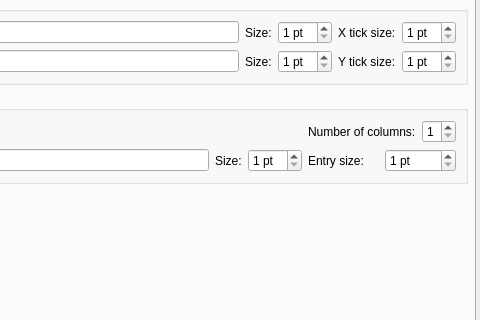
Qt form coquery/gui/ui/visualizationDesigner.ui (gkunter/coquery) before a commit; both pictures show x 320 to 800 and y 146 to 466 of the 800 by 600 pixel window.
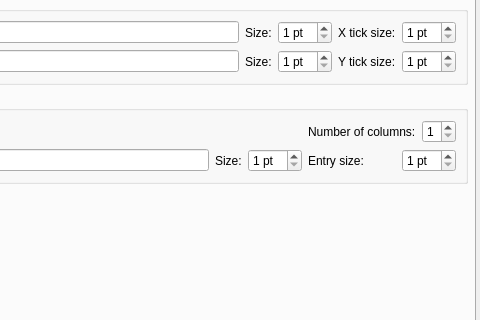
The same form after that commit. The open tabs and pages were chosen to show the change. Custom widgets are drawn as their Qt base class.

```diff
--- a/coquery/gui/ui/visualizationDesigner.ui
+++ b/coquery/gui/ui/visualizationDesigner.ui
@@ -774,7 +774,13 @@
                </widget>
               </item>
               <item>
-               <widget class="QSpinBox" name="spin_size_legend_entries">
+               <widget class="QSpinBox" name="spin_size_legend">
+                <property name="sizePolicy">
+                 <sizepolicy hsizetype="Preferred" vsizetype="Fixed">
+                  <horstretch>0</horstretch>
+                  <verstretch>0</verstretch>
+                 </sizepolicy>
+                </property>
                 <property name="suffix">
                  <string> pt</string>
                 </property>
@@ -830,13 +836,25 @@
              <layout class="QHBoxLayout" name="horizontalLayout_11">
               <item>
                <widget class="QLabel" name="label_19">
+                <property name="sizePolicy">
+                 <sizepolicy hsizetype="Expanding" vsizetype="Preferred">
+                  <horstretch>0</horstretch>
+                  <verstretch>0</verstretch>
+                 </sizepolicy>
+                </property>
                 <property name="text">
                  <string>Entry size:</string>
                 </property>
                </widget>
               </item>
               <item>
-               <widget class="QSpinBox" name="spin_size_legend">
+               <widget class="QSpinBox" name="spin_size_legend_entries">
+                <property name="sizePolicy">
+                 <sizepolicy hsizetype="Preferred" vsizetype="Fixed">
+                  <horstretch>0</horstretch>
+                  <verstretch>0</verstretch>
+                 </sizepolicy>
+                </property>
                 <property name="suffix">
                  <string> pt</string>
                 </property>
```
